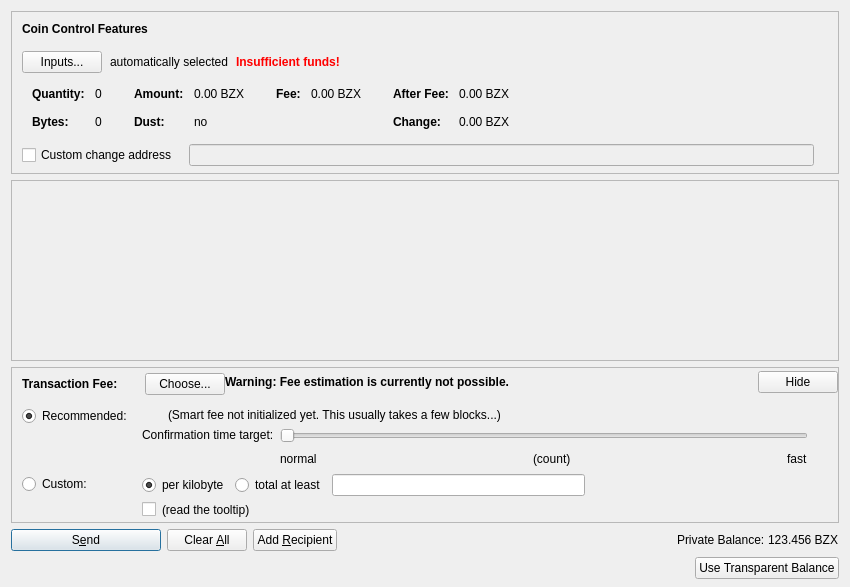
This is src/qt/forms/sendcoinsdialog.ui in SPC-beta/test as Qt 5 draws it before an edit. The edited form follows.
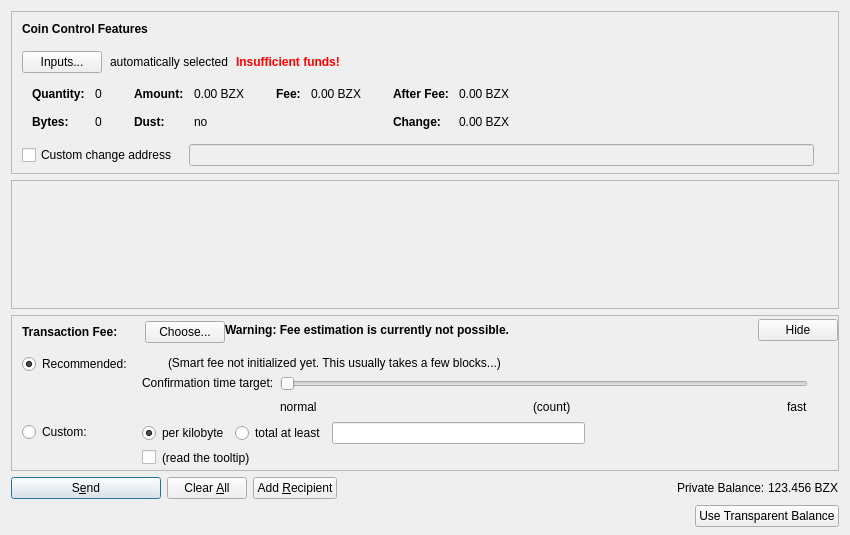
This is the edited form. Custom widgets are drawn as their Qt base class.

What changed in the file:
```diff
--- a/src/qt/forms/sendcoinsdialog.ui
+++ b/src/qt/forms/sendcoinsdialog.ui
@@ -7,7 +7,7 @@
     <x>0</x>
     <y>0</y>
     <width>850</width>
-    <height>587</height>
+    <height>535</height>
    </rect>
   </property>
   <property name="windowTitle">
@@ -587,8 +587,8 @@
        <rect>
         <x>0</x>
         <y>0</y>
-        <width>826</width>
-        <height>85</height>
+        <width>830</width>
+        <height>68</height>
        </rect>
       </property>
       <layout class="QVBoxLayout" name="verticalLayout_2" stretch="0,1">
```
Left out of the diff: 4 changed lines with no effect on the pictures.
